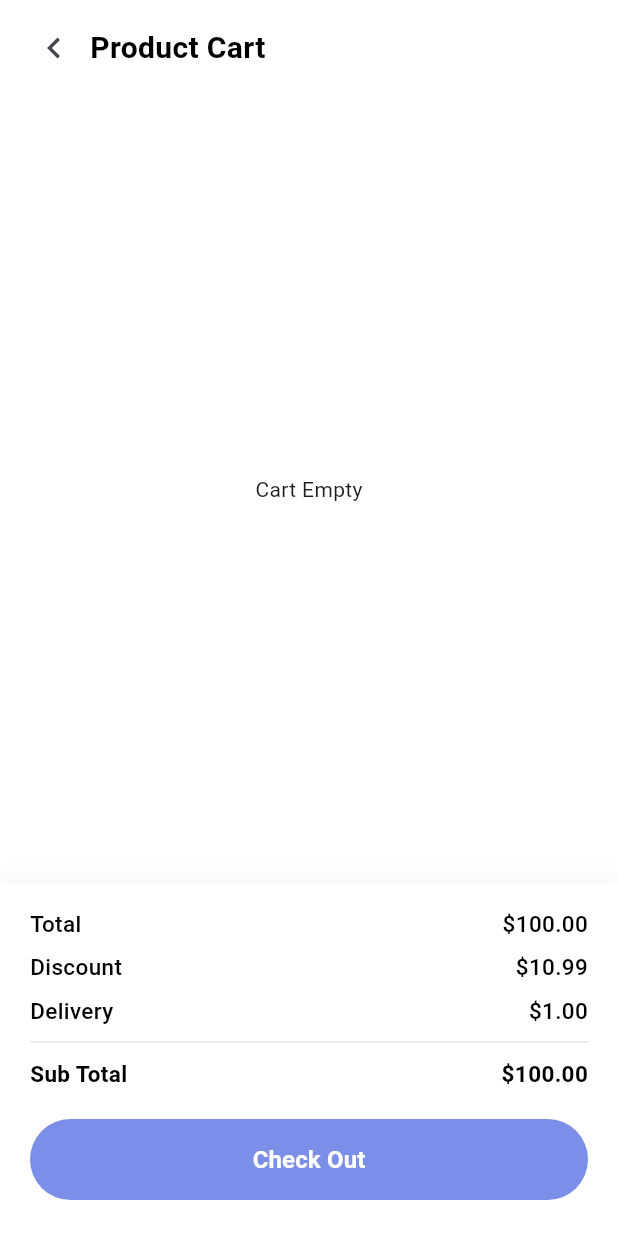
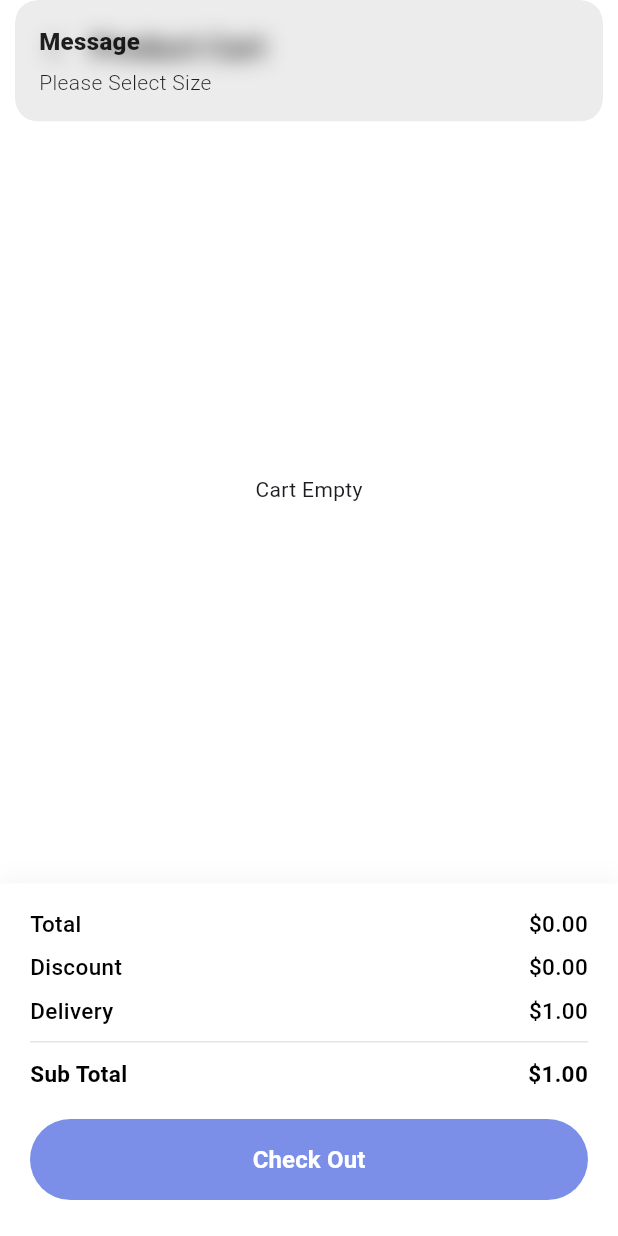
Before and after one commit to pov409896/project3_4, a Flutter app: the ProductDetailScreen screen opened directly with sample values from the repository, after a tap on the "add" icon, after a tap on the "remove" icon, after a tap on "Buy Now", on a phone screen of 412 x 824 dp. Run offline on Flutter 3.47's test engine with Material 3 defaults, Android fonts, the light colour scheme and no system bars; our stand-ins replace dots_indicator, flutter_bloc, flutter_image_slideshow, get; network calls fail.

Commit message:
Finish Cart

```diff
--- a/lib/bloc/product_bloc.dart
+++ b/lib/bloc/product_bloc.dart
@@ -25,9 +25,19 @@ class ProductBloc extends Bloc<ProductEvent, ProductState> {
     on<RemoveCartEvent>((event, emit) {
       onRemove(event, emit);
     });
+    on<UpdateQuantityEvent>((event, emit) {
+      onUpdate(event, emit);
+    });
+    on<ResetQuantityEvent>((event, emit) {
+      onReset(event, emit);
+    });
   }
   void onLoadingProduct(LoadProudctEvent event, Emitter<ProductState> emit) {
     emit(state.copyItem(dataStore: dataStore.products));
+  }
+
+  void onReset(ResetQuantityEvent event, Emitter emit) {
+    emit(state.copyItem(quantity: 1));
   }
 
   void onDetailProduct(DetailProductEvent event, Emitter emit) {
@@ -39,7 +49,11 @@ class ProductBloc extends Bloc<ProductEvent, ProductState> {
   }
 
   void onDescrement(DescrementEvent event, Emitter emit) {
-    emit(state.copyItem(quantity: state.quantity - 1));
+    int qty = 1;
+    if (state.quantity > 1) {
+      qty = state.quantity - 1;
+    }
+    emit(state.copyItem(quantity: qty));
   }
 
   void onRemove(RemoveCartEvent event, Emitter emit) {
@@ -47,6 +61,19 @@ class ProductBloc extends Bloc<ProductEvent, ProductState> {
         .where((item) => item.product.code != event.code)
         .toList();
     emit(state.copyItem(cartModel: remove));
+  }
+
+  void onUpdate(UpdateQuantityEvent event, Emitter emit) {
+
+    final cartItem = state.cartModel.map((item) {
+      if (item.product.code == event.cartModel.product.code &&
+          item.size == event.cartModel.size &&
+          item.color == event.cartModel.color) {
+        return item.copyCart(quantity: event.quantity);
+      }
+      return item;
+    }).toList();
+    emit(state.copyItem(cartModel: cartItem));
   }
 
   void onAddCart(AddCartEvent event, Emitter emit) {
--- a/lib/bloc/product_event.dart
+++ b/lib/bloc/product_event.dart
@@ -32,3 +32,11 @@ class RemoveCartEvent extends ProductEvent {
   final CartModel removeCart;
   RemoveCartEvent({required this.removeCart, required this.code});
 }
+
+class UpdateQuantityEvent extends ProductEvent {
+  final CartModel cartModel;
+  final int quantity;
+  UpdateQuantityEvent({required this.cartModel, required this.quantity});
+}
+
+class ResetQuantityEvent extends ProductEvent {}
--- a/lib/bloc/product_state.dart
+++ b/lib/bloc/product_state.dart
@@ -39,4 +39,31 @@ class ProductState {
       cartModel: cartModel ?? this.cartModel,
     );
   }
+
+  // double get getotal => cartModel.fold(
+  //   0.0,
+  //   (sum, item) => sum += item.quantity * item.product.price,
+  // );
+
+  double getotal() {
+    double total = 0.0;
+    for (CartModel item in cartModel) {
+      total += item.quantity * item.product.price;
+    }
+    return total;
+  }
+
+  double getDiscount() {
+    double discount = (getotal() > 20 && getotal() <= 40)
+        ? 5.5
+        : (getotal() > 40 && getotal() <= 70)
+        ? 6.5
+        : (getotal() > 70 && getotal() <= 100)
+        ? 7.0
+        : 8.0;
+    return getotal() * discount / 100;
+  }
+  double subtotal(){
+    return getotal()-getDiscount()+1;
+  }
 }
--- a/lib/home/home_screen.dart
+++ b/lib/home/home_screen.dart
@@ -6,6 +6,7 @@ import 'package:get/get_core/src/get_main.dart';
 import 'package:get/get_navigation/src/extension_navigation.dart';
 import 'package:project3_5/bloc/product_bloc.dart';
 import 'package:project3_5/bloc/product_state.dart';
+import 'package:project3_5/home/product_cart.dart';
 import 'package:project3_5/home/product_detail_screen.dart';
 import 'package:project3_5/model/product_model.dart';
 import 'package:project3_5/util/app_text.dart';
@@ -103,12 +104,34 @@ class _TopBar extends StatelessWidget {
                 onPressed: () {},
                 icon: const Icon(Icons.search, color: Colors.black87),
               ),
-              IconButton(
-                onPressed: () {},
-                icon: const Icon(
-                  Icons.shopping_cart_outlined,
-                  color: Colors.black87,
-                ),
+              Stack(
+                children: [
+                  IconButton(
+                    onPressed: () {
+                      Get.to(ProductCart(check: true,));
+                    },
+                    icon: const Icon(Icons.shopping_cart_outlined),
+                  ),
+                  BlocBuilder<ProductBloc, ProductState>(
+                    builder: (context, state) {
+                      return Positioned(
+                        right: 10,
+                        top: 5,
+                        child: Container(
+                          padding: EdgeInsets.all(2),
+                          decoration: BoxDecoration(
+                            color: Colors.red,
+                            borderRadius: BorderRadius.circular(10),
+                          ),
+                          child: Text(
+                            state.cartModel.length.toString(),
+                            style: TextStyle(color: Colors.white),
+                          ),
+                        ),
+                      );
+                    },
+                  ),
+                ],
               ),
             ],
           ),
--- a/lib/home/product_cart.dart
+++ b/lib/home/product_cart.dart
@@ -10,16 +10,14 @@ import 'package:project3_5/bloc/product_state.dart';
 import 'package:project3_5/model/cart_model.dart';
 
 class ProductCart extends StatefulWidget {
-  const ProductCart({super.key});
+  bool check = false;
+  ProductCart({super.key, required this.check});
 
   @override
   State<ProductCart> createState() => _ProductCartState();
 }
 
 class _ProductCartState extends State<ProductCart> {
-  static const double _discount = 10.99;
-  static const double _delivery = 1.00;
-
   @override
   Widget build(BuildContext context) {
     return Scaffold(
@@ -41,8 +39,27 @@ class _ProductCartState extends State<ProductCart> {
                           itemBuilder: (context, index) {
                             return _CartItemCard(
                               productModel: state.cartModel[index],
-                              onIncrement: () {},
-                              onDecrement: () {},
+                              onIncrement: () {
+                                context.read<ProductBloc>().add(
+                                  UpdateQuantityEvent(
+                                    cartModel: state.cartModel[index],
+                                    quantity:
+                                        state.cartModel[index].quantity + 1,
+                                  ),
+                                );
+                              },
+                              onDecrement: () {
+                                int qyt = 1;
+                                (state.cartModel[index].quantity > 1)
+                                    ? state.cartModel[index].quantity - 1
+                                    : state.cartModel[index].quantity;
+                                context.read<ProductBloc>().add(
+                                  UpdateQuantityEvent(
+                                    cartModel: state.cartModel[index],
+                                    quantity: qyt,
+                                  ),
+                                );
+                              },
                               onRemove: () {
                                 showDialog(
                                   context: context,
@@ -108,11 +125,13 @@ class _ProductCartState extends State<ProductCart> {
       padding: const EdgeInsets.fromLTRB(12, 8, 20, 8),
       child: Row(
         children: [
-          IconButton(
+          widget.check
+              ? IconButton(
                   icon: const Icon(Icons.chevron_left, size: 28),
                   onPressed: () => Navigator.of(context).maybePop(),
-          ),
-          const Text(
+                )
+              : SizedBox(),
+          Text(
             'Product Cart',
             style: TextStyle(
               fontSize: 20,
@@ -138,19 +157,25 @@ class _ProductCartState extends State<ProductCart> {
           ),
         ],
       ),
-      child: Column(
+      child: BlocBuilder<ProductBloc, ProductState>(
+        builder: (context, state) {
+          return Column(
             crossAxisAlignment: CrossAxisAlignment.stretch,
             children: [
-          _SummaryRow(label: 'Total', value: 100),
+              _SummaryRow(label: 'Total', value: state.getotal()),
               const SizedBox(height: 8),
-          _SummaryRow(label: 'Discount', value: _discount),
+              _SummaryRow(label: 'Discount', value: state.getDiscount()),
               const SizedBox(height: 8),
-          _SummaryRow(label: 'Delivery', value: _delivery),
+              _SummaryRow(label: 'Delivery', value: 1),
               const Padding(
                 padding: EdgeInsets.symmetric(vertical: 10),
                 child: Divider(height: 1, color: Color(0xFFE5E5E5)),
               ),
-          _SummaryRow(label: 'Sub Total', value: 100, bold: true),
+              _SummaryRow(
+                label: 'Sub Total',
+                value: state.subtotal(),
+                bold: true,
+              ),
               const SizedBox(height: 20),
               SizedBox(
                 height: 54,
@@ -174,6 +199,8 @@ class _ProductCartState extends State<ProductCart> {
                 ),
               ),
             ],
+          );
+        },
       ),
     );
   }
--- a/lib/home/product_detail_screen.dart
+++ b/lib/home/product_detail_screen.dart
@@ -41,9 +41,8 @@ class _ProductDetailScreenState extends State<ProductDetailScreen> {
         size: _selectedSize,
       ),
     );
-    log(
-      "Name : ${widget.product.name}\nColors : ${_selectColore}\nSize : ${_selectedSize}\nQuantity : ${quantity}",
-    );
+    context.read<ProductBloc>().add(ResetQuantityEvent());
+    log("Quantity : $quantity");
   }
 
   @override
@@ -83,7 +82,7 @@ class _ProductDetailScreenState extends State<ProductDetailScreen> {
                     children: [
                       IconButton(
                         onPressed: () {
-                          Get.to(ProductCart());
+                          Get.to(ProductCart(check:  true,));
                         },
                         icon: const Icon(Icons.shopping_cart_outlined),
                       ),
@@ -466,7 +465,8 @@ class _ProductDetailScreenState extends State<ProductDetailScreen> {
                     Expanded(
                       child: ElevatedButton(
                         onPressed: () {
-                          Get.to(ProductCart());
+                          addToCart();
+                          Get.to(ProductCart(check:  true,));
                         },
                         style: ElevatedButton.styleFrom(
                           backgroundColor: const Color(0xFF7C83FD),
--- a/lib/main_home_page.dart
+++ b/lib/main_home_page.dart
@@ -2,6 +2,7 @@ import 'package:flutter/material.dart';
 import 'package:project3_5/cart/cart_screen.dart';
 import 'package:project3_5/favorite/favorite_screen.dart';
 import 'package:project3_5/home/home_screen.dart';
+import 'package:project3_5/home/product_cart.dart';
 import 'package:project3_5/profile/profile_screen.dart';
 
 class MainHomePage extends StatefulWidget {
@@ -15,7 +16,7 @@ class _MainHomePageState extends State<MainHomePage> {
   final List page = [
     HomeScreen(),
     FavoriteScreen(),
-    CartScreen(),
+    ProductCart(check:  false,),
     ProfileScreen(),
   ];
   int currendPage = 0;
```
Lines whose indentation alone changed are shown as unchanged.
